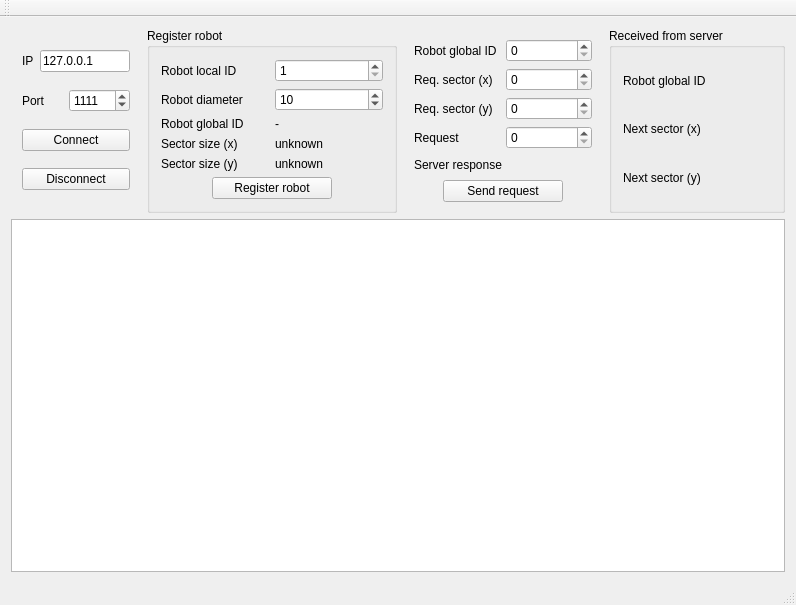
Old version of the form klient/klient.ui in the repository pawelbogner/sys_zdarzeniowe_2013.
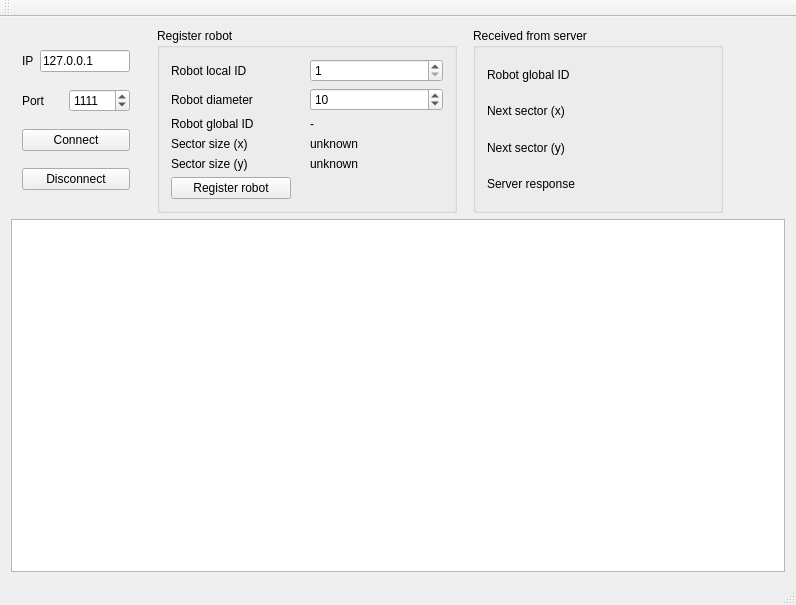
New version of the form.

Commit message: wodotryski for bitches

What changed in the file:
```diff
--- a/klient/klient.ui
+++ b/klient/klient.ui
@@ -121,6 +121,22 @@
         </layout>
        </widget>
       </item>
+      <item>
+       <spacer name="horizontalSpacer_2">
+        <property name="orientation">
+         <enum>Qt::Horizontal</enum>
+        </property>
+        <property name="sizeType">
+         <enum>QSizePolicy::Fixed</enum>
+        </property>
+        <property name="sizeHint" stdset="0">
+         <size>
+          <width>10</width>
+          <height>20</height>
+         </size>
+        </property>
+       </spacer>
+      </item>
       <item>
        <widget class="QGroupBox" name="groupBox">
         <property name="sizePolicy">
@@ -131,10 +147,16 @@
         </property>
         <property name="minimumSize">
          <size>
-          <width>250</width>
+          <width>300</width>
           <height>0</height>
          </size>
         </property>
+        <property name="maximumSize">
+         <size>
+          <width>300</width>
+          <height>16777215</height>
+         </size>
+        </property>
         <property name="title">
          <string>Register robot</string>
         </property>
@@ -262,134 +284,60 @@
              </property>
             </widget>
            </item>
-          </layout>
-         </item>
-        </layout>
-       </widget>
-      </item>
-      <item>
-       <widget class="QWidget" name="" native="true">
-        <property name="sizePolicy">
-         <sizepolicy hsizetype="Fixed" vsizetype="Preferred">
-          <horstretch>0</horstretch>
-          <verstretch>0</verstretch>
-         </sizepolicy>
-        </property>
-        <property name="minimumSize">
-         <size>
-          <width>200</width>
-          <height>0</height>
-         </size>
-        </property>
-        <property name="maximumSize">
-         <size>
-          <width>200</width>
-          <height>16777215</height>
-         </size>
-        </property>
-        <layout class="QVBoxLayout" name="verticalLayout_3">
-         <item>
-          <layout class="QHBoxLayout" name="horizontalLayout_11">
            <item>
-            <widget class="QLabel" name="label_6">
-             <property name="text">
-              <string>Robot global ID</string>
+            <spacer name="horizontalSpacer_4">
+             <property name="orientation">
+              <enum>Qt::Horizontal</enum>
              </property>
-            </widget>
-           </item>
-           <item>
-            <widget class="QSpinBox" name="s_id"/>
-           </item>
-          </layout>
-         </item>
-         <item>
-          <layout class="QHBoxLayout" name="horizontalLayout_12">
-           <item>
-            <widget class="QLabel" name="label_8">
-             <property name="text">
-              <string>Req. sector (x)</string>
-             </property>
-            </widget>
-           </item>
-           <item>
-            <widget class="QSpinBox" name="s_x"/>
-           </item>
-          </layout>
-         </item>
-         <item>
-          <layout class="QHBoxLayout" name="horizontalLayout_13">
-           <item>
-            <widget class="QLabel" name="label_10">
-             <property name="text">
-              <string>Req. sector (y)</string>
-             </property>
-            </widget>
-           </item>
-           <item>
-            <widget class="QSpinBox" name="s_y"/>
-           </item>
-          </layout>
-         </item>
-         <item>
-          <layout class="QHBoxLayout" name="horizontalLayout_14">
-           <item>
-            <widget class="QLabel" name="label_11">
-             <property name="text">
-              <string>Request</string>
-             </property>
-            </widget>
-           </item>
-           <item>
-            <widget class="QSpinBox" name="s_req"/>
-           </item>
-          </layout>
-         </item>
-         <item>
-          <layout class="QHBoxLayout" name="horizontalLayout_15">
-           <item>
-            <widget class="QLabel" name="label_13">
-             <property name="text">
-              <string>Server response</string>
-             </property>
-            </widget>
-           </item>
-           <item>
-            <widget class="QLabel" name="s_resp">
-             <property name="text">
-              <string/>
-             </property>
-            </widget>
-           </item>
-          </layout>
-         </item>
-         <item>
-          <layout class="QHBoxLayout" name="horizontalLayout_16">
-           <item>
-            <widget class="QPushButton" name="pushButton_4">
-             <property name="sizePolicy">
-              <sizepolicy hsizetype="Fixed" vsizetype="Fixed">
-               <horstretch>0</horstretch>
-               <verstretch>0</verstretch>
-              </sizepolicy>
-             </property>
-             <property name="minimumSize">
+             <property name="sizeHint" stdset="0">
               <size>
-               <width>120</width>
-               <height>0</height>
+               <width>40</width>
+               <height>20</height>
               </size>
              </property>
-             <property name="text">
-              <string>Send request</string>
-             </property>
-            </widget>
+            </spacer>
            </item>
           </layout>
          </item>
         </layout>
        </widget>
       </item>
+      <item>
+       <spacer name="horizontalSpacer_3">
+        <property name="orientation">
+         <enum>Qt::Horizontal</enum>
+        </property>
+        <property name="sizeType">
+         <enum>QSizePolicy::Fixed</enum>
+        </property>
+        <property name="sizeHint" stdset="0">
+         <size>
+          <width>10</width>
+          <height>20</height>
+         </size>
+        </property>
+       </spacer>
+      </item>
       <item>
        <widget class="QGroupBox" name="groupBox_3">
+        <property name="sizePolicy">
+         <sizepolicy hsizetype="Fixed" vsizetype="Preferred">
+          <horstretch>0</horstretch>
+          <verstretch>0</verstretch>
+         </sizepolicy>
+        </property>
+        <property name="minimumSize">
+         <size>
+          <width>250</width>
+          <height>0</height>
+         </size>
+        </property>
+        <property name="maximumSize">
+         <size>
+          <width>250</width>
+          <height>16777215</height>
+         </size>
+        </property>
         <property name="title">
          <string>Received from server</string>
         </property>
@@ -454,9 +402,40 @@
            </item>
           </layout>
          </item>
+         <item>
+          <layout class="QHBoxLayout" name="horizontalLayout_15">
+           <item>
+            <widget class="QLabel" name="label_13">
+             <property name="text">
+              <string>Server response</string>
+             </property>
+            </widget>
+           </item>
+           <item>
+            <widget class="QLabel" name="s_resp">
+             <property name="text">
+              <string/>
+             </property>
+            </widget>
+           </item>
+          </layout>
+         </item>
         </layout>
        </widget>
       </item>
+      <item>
+       <spacer name="horizontalSpacer">
+        <property name="orientation">
+         <enum>Qt::Horizontal</enum>
+        </property>
+        <property name="sizeHint" stdset="0">
+         <size>
+          <width>40</width>
+          <height>20</height>
+         </size>
+        </property>
+       </spacer>
+      </item>
      </layout>
     </item>
     <item>
```
The commit also changes 2 other files.
